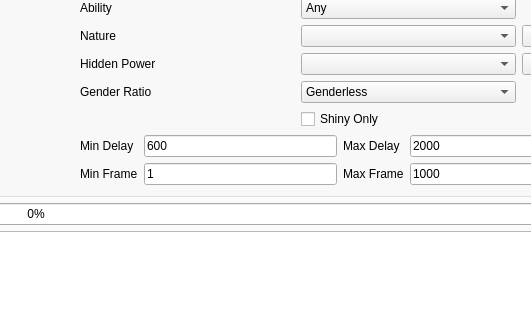
Before: the Qt Designer form Forms/Gen5/Stationary5.ui in Admiral-Fish/PokeFinder, drawn with Qt 5; both pictures show x 564 to 1095 and y 203 to 523 of the 1200 by 700 pixel window.
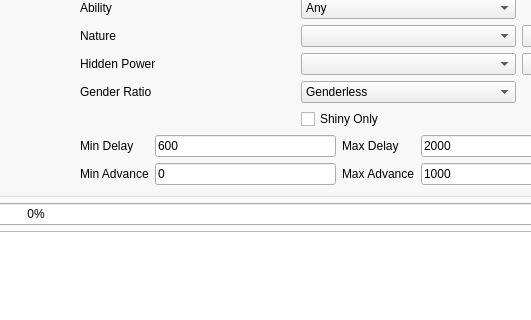
After: the same form once the commit is applied. The open tabs and pages were chosen to show the change. Custom widgets are drawn as their Qt base class.

Commit message: Rename frame to advance, and start from advance 0

The edit to the form file:
```diff
--- a/Forms/Gen5/Stationary5.ui
+++ b/Forms/Gen5/Stationary5.ui
@@ -796,7 +796,7 @@
             <item row="1" column="0">
              <widget class="QLabel" name="labelSearcherMinFrame">
               <property name="text">
-               <string>Min Frame</string>
+               <string>Min Advance</string>
               </property>
              </widget>
             </item>
@@ -806,7 +806,7 @@
                <string/>
               </property>
               <property name="text">
-               <string notr="true">1</string>
+               <string notr="true">0</string>
               </property>
               <property name="maxLength">
                <number>5</number>
@@ -816,7 +816,7 @@
             <item row="1" column="2">
              <widget class="QLabel" name="labelSearcherMaxFrame">
               <property name="text">
-               <string>Max Frame</string>
+               <string>Max Advance</string>
               </property>
              </widget>
             </item>
```
Left out of the diff: 22 changed lines with no effect on the pictures. The commit also changes 272 other files.
